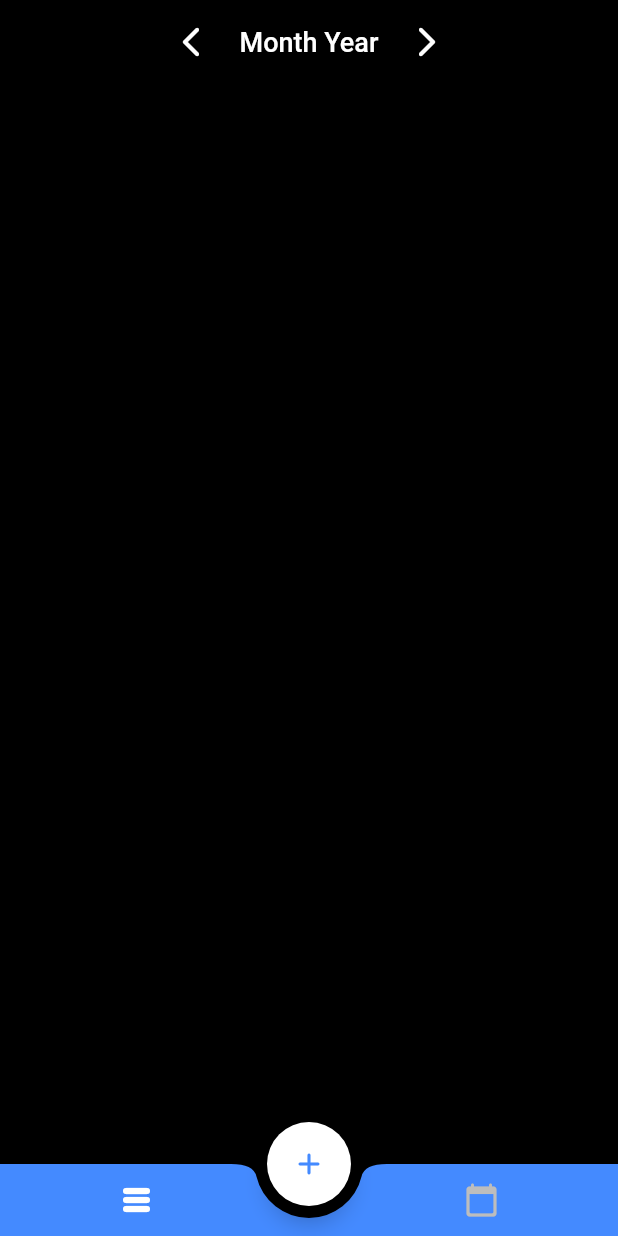
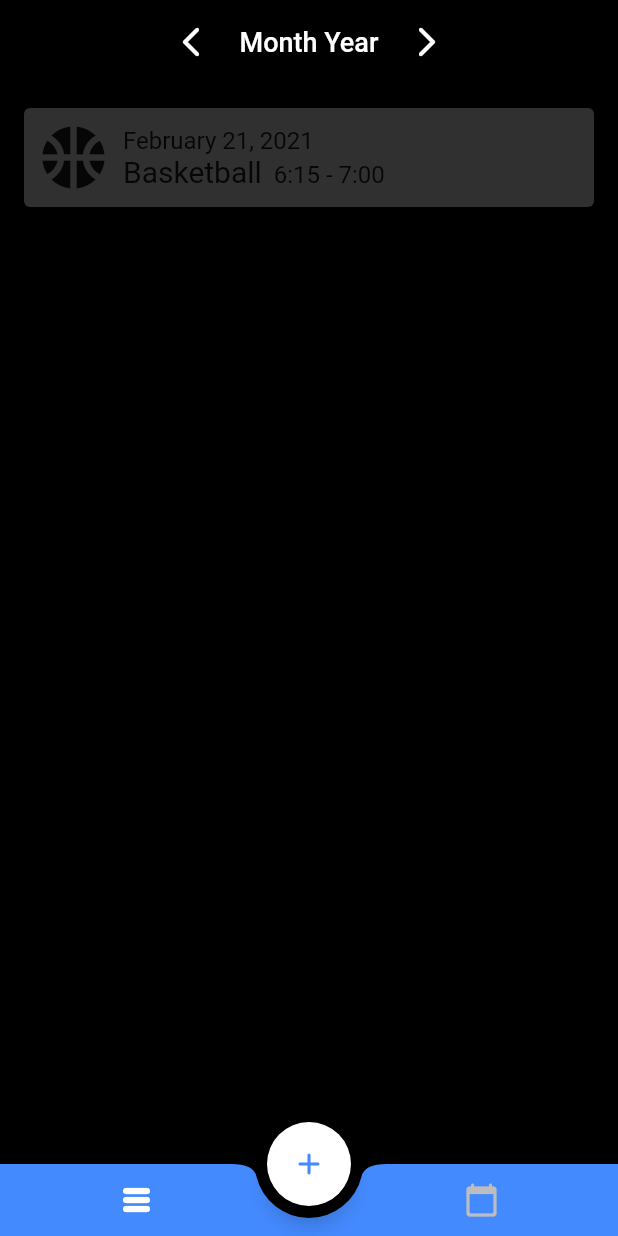
Before and after one commit to chan-ryan/workout_logger, a Flutter app: the screen it shows after launch, on a phone screen of 412 x 824 dp. Run offline on Flutter 3.47's test engine with Material 2 defaults, Android fonts, the phone set to English and light mode, and no system bars.

Commit message:
created workout card template, still need to adjust colors

```diff
--- a/lib/main.dart
+++ b/lib/main.dart
@@ -1,4 +1,5 @@
 import 'package:flutter/material.dart';
+import 'package:workout_logger/widgets/workout.dart';
 
 void main() => runApp(MaterialApp(
       home: Home(),
@@ -13,6 +14,49 @@ class _HomeState extends State<Home> {
   int index = 0;
 
   final pages = <Widget>[];
+
+  Workout workoutExample = Workout(
+    activity: Activity(
+        activity: "Basketball",
+        icon: Icon(Icons.sports_basketball_rounded, size: 50.0)),
+    date: 'February 21, 2021',
+    start: '6:15',
+    end: '7:00',
+  );
+
+  Widget workoutCard(Workout workout) {
+    return Card(
+        margin: EdgeInsets.fromLTRB(16.0, 16.0, 16.0, 0),
+        color: Colors.grey[850],
+        child: Padding(
+          padding: const EdgeInsets.all(8.0),
+          child: Row(
+            crossAxisAlignment: CrossAxisAlignment.center,
+            children: [
+              workout.activity.icon,
+              SizedBox(width: 8.0),
+              Column(
+                crossAxisAlignment: CrossAxisAlignment.start,
+                children: [
+                  Text(workout.date, style: TextStyle(fontSize: 16.0)),
+                  SizedBox(width: 8.0),
+                  Row(
+                    crossAxisAlignment: CrossAxisAlignment.end,
+                    children: [
+                      Text(workout.activity.activity,
+                          style: TextStyle(fontSize: 20.0)),
+                      SizedBox(width: 8.0),
+                      Text(workout.start + ' - ' + workout.end,
+                          style: TextStyle(fontSize: 16.0))
+                    ],
+                  ),
+                  //Text(workout.note)
+                ],
+              )
+            ],
+          ),
+        ));
+  }
 
   @override
   Widget build(BuildContext context) {
@@ -42,7 +86,9 @@ class _HomeState extends State<Home> {
           ),
         ),
         backgroundColor: Colors.black,
-        body: Column(),
+        body: Column(
+          children: [workoutCard(workoutExample)],
+        ),
         floatingActionButton: FloatingActionButton(
           foregroundColor: Colors.blueAccent,
           backgroundColor: Colors.white,
@@ -67,7 +113,14 @@ class _HomeState extends State<Home> {
                     });
                   },
                 ),
-                placeholder,
+                Opacity(
+                  //placeholder
+                  opacity: 0,
+                  child: IconButton(
+                    icon: Icon(Icons.place),
+                    onPressed: () {},
+                  ),
+                ),
                 IconButton(
                   //calendar view
                   icon: Icon(Icons.calendar_today_rounded),
@@ -82,11 +135,3 @@ class _HomeState extends State<Home> {
             )));
   }
 }
-
-Widget placeholder = Opacity(
-  opacity: 0,
-  child: IconButton(
-    icon: Icon(Icons.place),
-    onPressed: () {},
-  ),
-);
--- /dev/null
+++ b/lib/pages/list_view.dart
@@ -0,0 +1,13 @@
+import 'package:flutter/material.dart';
+
+class ListView extends StatefulWidget {
+  @override
+  _ListViewState createState() => _ListViewState();
+}
+
+class _ListViewState extends State<ListView> {
+  @override
+  Widget build(BuildContext context) {
+    return Column();
+  }
+}
--- /dev/null
+++ b/lib/widgets/workout.dart
@@ -0,0 +1,18 @@
+import 'package:flutter/material.dart';
+
+class Activity {
+  String activity;
+  Icon icon;
+
+  Activity({this.activity, this.icon});
+}
+
+class Workout {
+  Activity activity;
+  String date;
+  String start;
+  String end;
+  String note;
+
+  Workout({this.activity, this.date, this.start, this.end, this.note});
+}
--- a/lib/workout.dart
+++ /dev/null
@@ -1,7 +0,0 @@
-class Workout {
-  String date;
-  String start;
-  String end;
-
-  Workout({this.date, this.start, this.end});
-}
```
